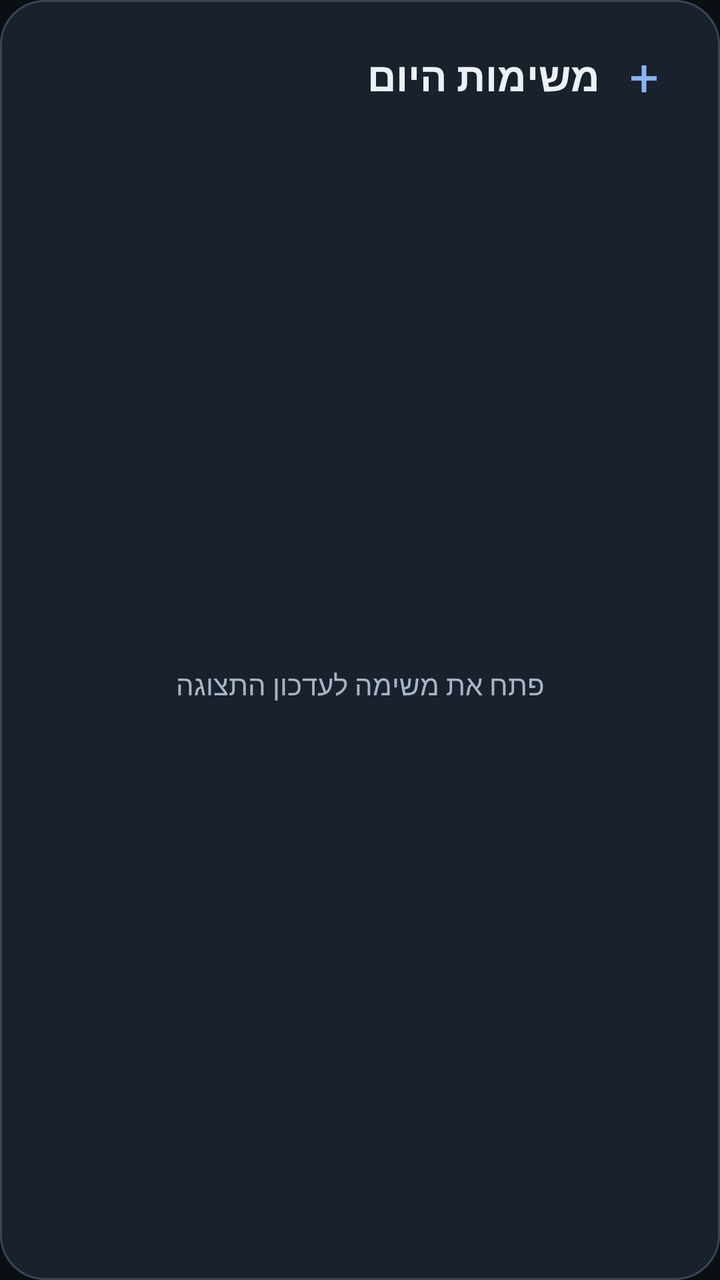
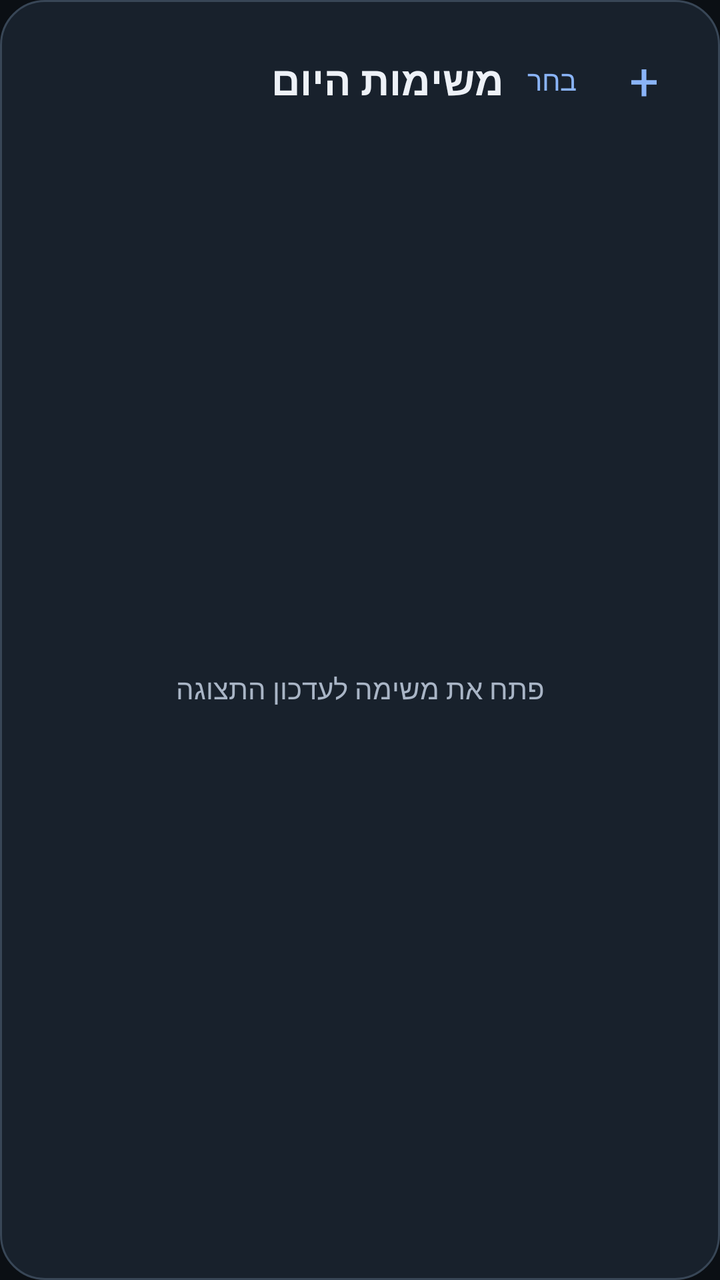

An Android layout rendered at two revisions. The XML below is the earlier revision; the diff shows what the commit changed to produce the second picture.
<!-- AndroidManifest.xml: application theme Theme.Mesima -->
<!-- res/layout/mesima_widget.xml -->
<LinearLayout xmlns:android="http://schemas.android.com/apk/res/android" android:layout_width="match_parent" android:layout_height="match_parent" android:orientation="vertical" android:layoutDirection="rtl" android:background="@drawable/widget_background" android:padding="16dp">
 <LinearLayout android:layout_width="match_parent" android:layout_height="wrap_content" android:gravity="center_vertical">
  <TextView android:id="@+id/widget_title" android:layout_width="0dp" android:layout_height="wrap_content" android:layout_weight="1" android:text="משימות היום" android:textSize="20sp" android:textStyle="bold" android:textColor="#EDF1F7"/>
  <TextView android:id="@+id/widget_add" android:layout_width="44dp" android:layout_height="44dp" android:gravity="center" android:text="+" android:contentDescription="הוספה" android:textSize="26sp" android:textColor="#8AB4F8"/>
 </LinearLayout>
 <TextView android:id="@+id/widget_date" android:layout_width="match_parent" android:layout_height="wrap_content" android:textColor="#A9B5C6" android:textSize="12sp" android:paddingBottom="8dp"/>
 <FrameLayout android:layout_width="match_parent" android:layout_height="0dp" android:layout_weight="1">
  <ListView android:id="@+id/widget_list" android:layout_width="match_parent" android:layout_height="match_parent" android:divider="#293342" android:dividerHeight="1dp" android:scrollbars="none"/>
  <TextView android:id="@+id/widget_empty" android:layout_width="match_parent" android:layout_height="match_parent" android:gravity="center" android:textColor="#A9B5C6" android:textSize="14sp" android:text="פתח את משימה לעדכון התצוגה"/>
 </FrameLayout>
 <TextView android:id="@+id/widget_count" android:layout_width="match_parent" android:layout_height="wrap_content" android:paddingTop="9dp" android:textSize="11sp" android:textColor="#8AB4F8"/>
</LinearLayout>
<!-- resources referenced by this layout -->
<resources>
  <!-- drawable widget_background (drawable) -->
  <shape xmlns:android="http://schemas.android.com/apk/res/android" android:shape="rectangle"><solid android:color="#F219222E"/><corners android:radius="22dp"/><stroke android:width="1dp" android:color="#384656"/></shape>
  <style name="Theme.Mesima" parent="@android:style/Theme.Material.NoActionBar">
          <item name="android:statusBarColor">#0b0f14</item>
          <item name="android:navigationBarColor">#131a22</item>
          <item name="android:windowBackground">#0b0f14</item>
          <item name="android:windowLightStatusBar">false</item>
      </style>
</resources>

<!-- the commit's change to res/layout/mesima_widget.xml (unified diff, before → after) -->
@@ -1,7 +1,8 @@
 <LinearLayout xmlns:android="http://schemas.android.com/apk/res/android" android:layout_width="match_parent" android:layout_height="match_parent" android:orientation="vertical" android:layoutDirection="rtl" android:background="@drawable/widget_background" android:padding="16dp">
  <LinearLayout android:layout_width="match_parent" android:layout_height="wrap_content" android:gravity="center_vertical">
   <TextView android:id="@+id/widget_title" android:layout_width="0dp" android:layout_height="wrap_content" android:layout_weight="1" android:text="משימות היום" android:textSize="20sp" android:textStyle="bold" android:textColor="#EDF1F7"/>
-  <TextView android:id="@+id/widget_add" android:layout_width="44dp" android:layout_height="44dp" android:gravity="center" android:text="+" android:contentDescription="הוספה" android:textSize="26sp" android:textColor="#8AB4F8"/>
+  <TextView android:id="@+id/widget_config" android:layout_width="48dp" android:layout_height="48dp" android:gravity="center" android:text="בחר" android:contentDescription="בחירת תוכן ליישומון" android:textSize="14sp" android:textColor="#8AB4F8"/>
+  <TextView android:id="@+id/widget_add" android:layout_width="44dp" android:layout_height="48dp" android:gravity="center" android:text="+" android:contentDescription="הוספה" android:textSize="26sp" android:textColor="#8AB4F8"/>
  </LinearLayout>
  <TextView android:id="@+id/widget_date" android:layout_width="match_parent" android:layout_height="wrap_content" android:textColor="#A9B5C6" android:textSize="12sp" android:paddingBottom="8dp"/>
  <FrameLayout android:layout_width="match_parent" android:layout_height="0dp" android:layout_weight="1">
